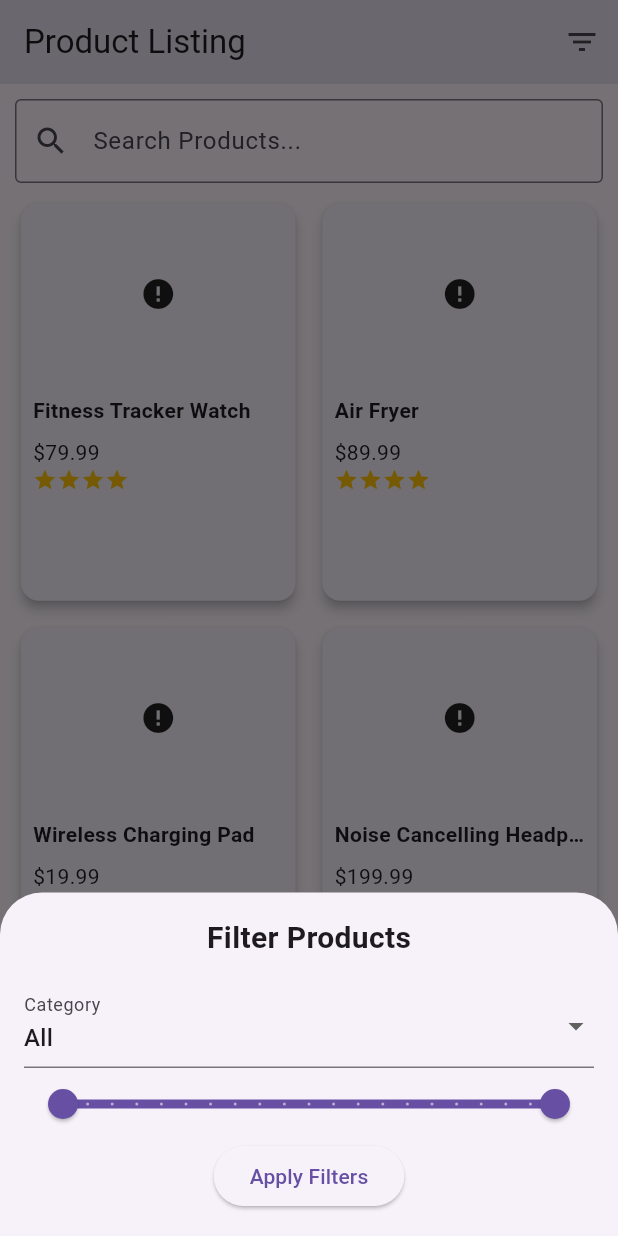
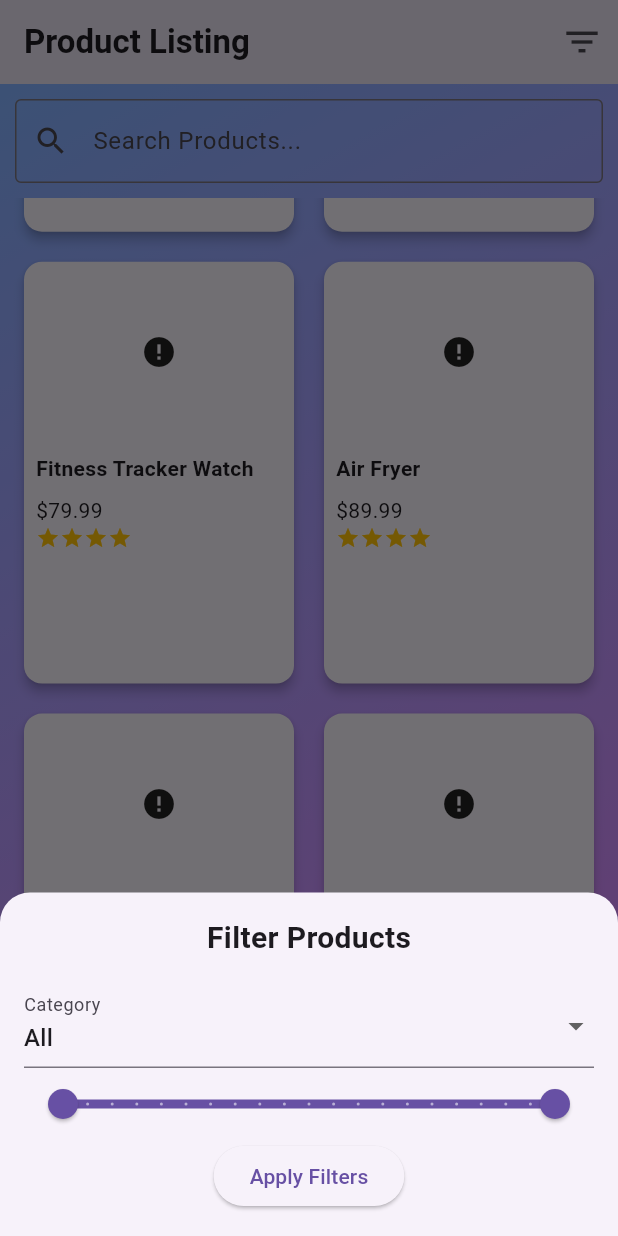
Before and after one commit to Siddiqui145/product_listing_app, a Flutter app: the screen it shows after launch, scrolled down 576 dp, after a tap on the "filter list" icon, on a phone screen of 412 x 824 dp. Run offline on Flutter 3.47's test engine with Material 3 defaults, Android fonts, the phone set to English and light mode, and no system bars; drawn by our look-alikes of cached_network_image; our stand-ins replace equatable, flutter_bloc, shimmer; network calls fail.

Commit message:
improving layout

```diff
--- a/lib/screens/home_screen.dart
+++ b/lib/screens/home_screen.dart
@@ -9,7 +9,7 @@ import '../widgets/search_bar.dart';
 import '../widgets/filter_bottom_sheet.dart';
 
 class HomeScreen extends StatefulWidget {
-  const HomeScreen({Key? key}) : super(key: key);
+  const HomeScreen({super.key});
 
   @override
   State<HomeScreen> createState() => _HomeScreenState();
@@ -19,6 +19,9 @@ class _HomeScreenState extends State<HomeScreen> {
   void _showFilterBottomSheet() {
     showModalBottomSheet(
       context: context,
+      shape: const RoundedRectangleBorder(
+        borderRadius: BorderRadius.vertical(top: Radius.circular(20)),
+      ),
       builder: (context) => const FilterBottomSheet(),
     );
   }
@@ -27,15 +30,24 @@ class _HomeScreenState extends State<HomeScreen> {
   Widget build(BuildContext context) {
     return Scaffold(
       appBar: AppBar(
-        title: const Text('Product Listing'),
+        title: const Text('Product Listing', style: TextStyle(fontSize: 22, fontWeight: FontWeight.w600)),
         actions: [
           IconButton(
-            icon: const Icon(Icons.filter_list),
+            icon: const Icon(Icons.filter_list, size: 28),
             onPressed: _showFilterBottomSheet,
           ),
         ],
+        elevation: 0,
       ),
-      body: Column(
+      body: Container(
+        decoration: BoxDecoration(
+          gradient: LinearGradient(
+            colors: [Colors.blueAccent.shade100, Colors.purpleAccent.shade100],
+            begin: Alignment.topLeft,
+            end: Alignment.bottomRight,
+          ),
+        ),
+        child: Column(
           children: [
             CustomSearchBar(
               onSearch: (query) {
@@ -50,13 +62,13 @@ class _HomeScreenState extends State<HomeScreen> {
                   } else if (state is ProductLoaded) {
                     final products = state.products;
                     return GridView.builder(
-                    padding: const EdgeInsets.all(10),
+                      padding: const EdgeInsets.all(12),
                       itemCount: products.length,
                       gridDelegate: const SliverGridDelegateWithFixedCrossAxisCount(
                         crossAxisCount: 2,
-                      crossAxisSpacing: 10,
-                      mainAxisSpacing: 10,
-                      childAspectRatio: 0.7,
+                        crossAxisSpacing: 12,
+                        mainAxisSpacing: 12,
+                        childAspectRatio: 0.65,
                       ),
                       itemBuilder: (context, index) {
                         return GestureDetector(
@@ -75,7 +87,12 @@ class _HomeScreenState extends State<HomeScreen> {
                       },
                     );
                   } else if (state is ProductError) {
-                  return Center(child: Text(state.message));
+                    return Center(
+                      child: Text(
+                        state.message,
+                        style: const TextStyle(color: Colors.redAccent, fontSize: 18),
+                      ),
+                    );
                   }
                   return const SizedBox();
                 },
@@ -83,6 +100,7 @@ class _HomeScreenState extends State<HomeScreen> {
             ),
           ],
         ),
+      ),
     );
   }
 }
```
Lines whose indentation alone changed are shown as unchanged.
